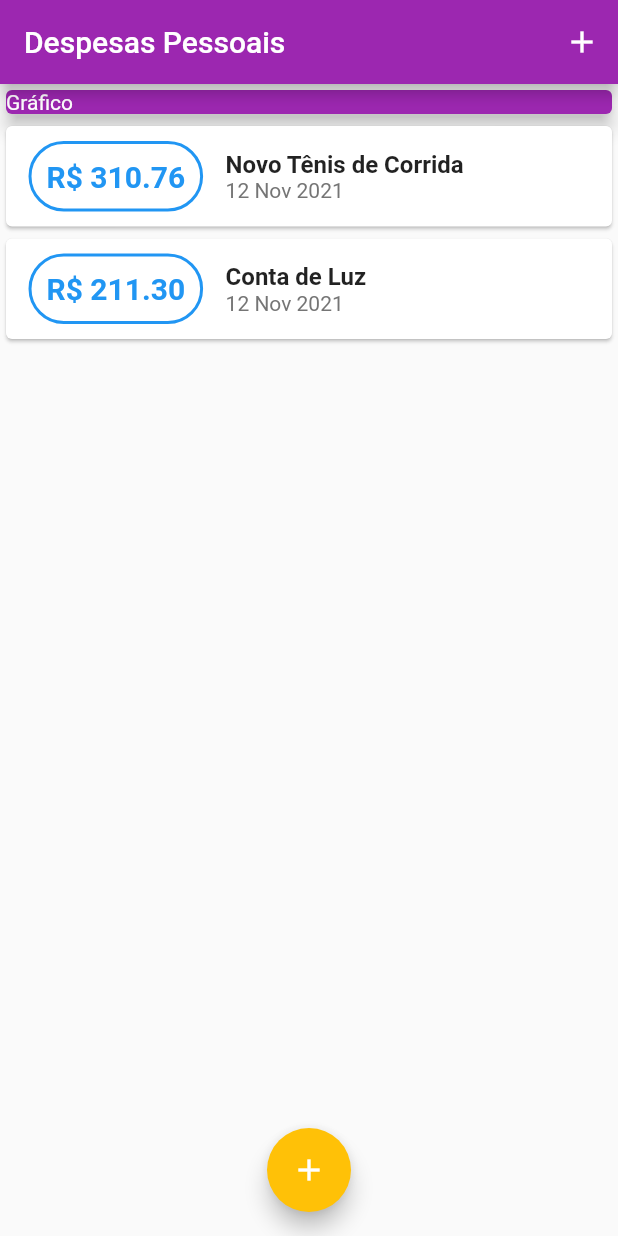
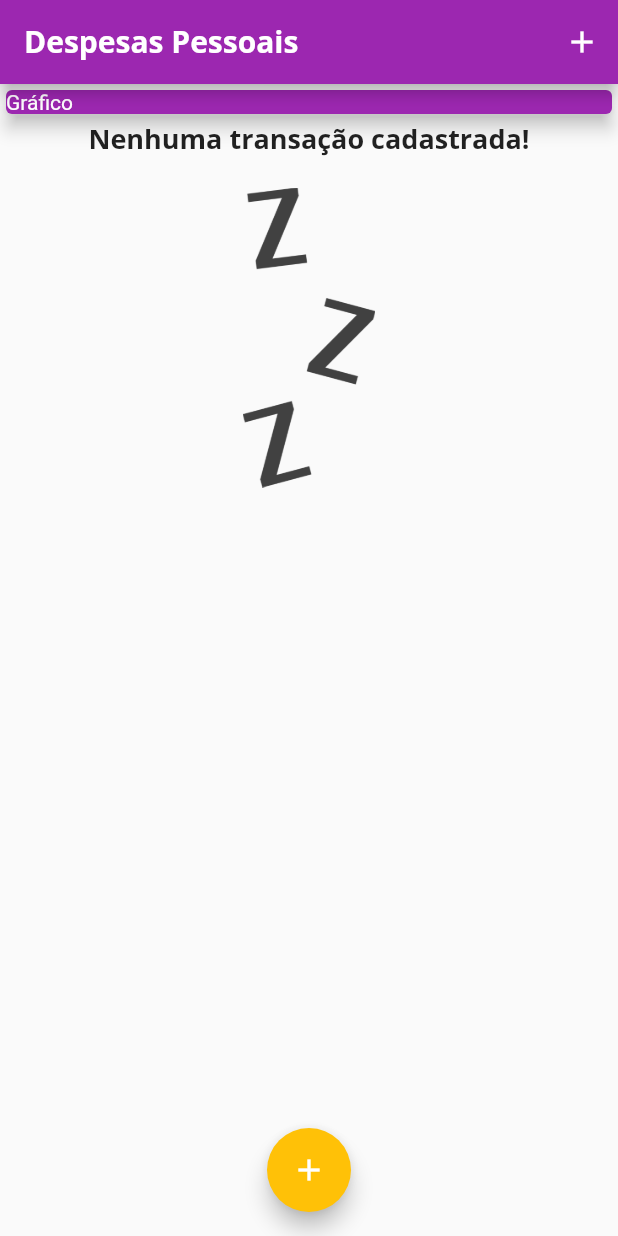
Before and after one commit to rayssasandrade/expenses, a Flutter app: the screen it shows after launch, on a phone screen of 412 x 824 dp. Run offline on Flutter 3.47's test engine with Material 2 defaults, Android fonts, the phone set to English and light mode, and no system bars.

```diff
--- a/lib/components/transaction_list.dart
+++ b/lib/components/transaction_list.dart
@@ -11,7 +11,24 @@ class TransactionList extends StatelessWidget {
   Widget build(BuildContext context) {
     return Container(
       height: 300,
-      child: ListView.builder(
+      child: transactions.isEmpty
+          ? Column(
+              children: [
+                Text(
+                  'Nenhuma transação cadastrada!',
+                  style: Theme.of(context).textTheme.headline6,
+                ),
+                SizedBox(height: 20),
+                Container(
+                  height: 200,
+                  child: Image.asset(
+                    'assets/images/waiting.png',
+                    fit: BoxFit.cover,
+                  ),
+                )
+              ],
+            )
+          : ListView.builder(
               itemCount: transactions.length,
               itemBuilder: (ctx, index) {
                 final tr = transactions[index];
--- a/lib/main.dart
+++ b/lib/main.dart
@@ -14,10 +14,20 @@ class ExpensesApp extends StatelessWidget {
     return MaterialApp(
       home: MyHomePage(),
       theme: ThemeData(
-        colorScheme: ColorScheme.fromSwatch(
-          primarySwatch: Colors.purple).copyWith(
-            secondary: Colors.amber),
-      ),
+          colorScheme: ColorScheme.fromSwatch(primarySwatch: Colors.purple)
+              .copyWith(secondary: Colors.amber),
+          fontFamily: 'Quicksand',
+          textTheme: ThemeData.light().textTheme.copyWith(
+              headline6: TextStyle(
+                  fontFamily: 'OpenSans',
+                  fontSize: 18,
+                  fontWeight: FontWeight.bold)),
+          appBarTheme: AppBarTheme(
+              textTheme: ThemeData.light().textTheme.copyWith(
+                  headline6: TextStyle(
+                      fontFamily: 'OpenSans',
+                      fontSize: 20,
+                      fontWeight: FontWeight.bold)))),
     );
   }
 }
@@ -28,19 +38,19 @@ class MyHomePage extends StatefulWidget {
 }
 
 class _MyHomePageState extends State<MyHomePage> {
-  final _transactions = [
-    Transaction(
-      id: 't1',
-      title: 'Novo Tênis de Corrida',
-      value: 310.76,
-      date: DateTime.now(),
-    ),
-    Transaction(
-      id: 't2',
-      title: 'Conta de Luz',
-      value: 211.30,
-      date: DateTime.now(),
-    ),
+  final List<Transaction> _transactions = [
+    // Transaction(
+    //   id: 't1',
+    //   title: 'Novo Tênis de Corrida',
+    //   value: 310.76,
+    //   date: DateTime.now(),
+    // ),
+    // Transaction(
+    //   id: 't2',
+    //   title: 'Conta de Luz',
+    //   value: 211.30,
+    //   date: DateTime.now(),
+    // ),
   ];
 
   _openTransactionFormModal(BuildContext context) {
```
Also changed, not shown: pubspec.yaml (+13 -9 lines), assets/fonts/OpenSans-Bold.ttf (added), assets/fonts/OpenSans-Regular.ttf (added), assets/fonts/Quicksand-Bold.ttf (added), assets/fonts/Quicksand-Light.ttf (added), assets/fonts/Quicksand-Medium.ttf (added), assets/fonts/Quicksand-Regular.ttf (added), assets/images/waiting.png (added), 1 other file. Lines whose indentation alone changed are shown as unchanged.
